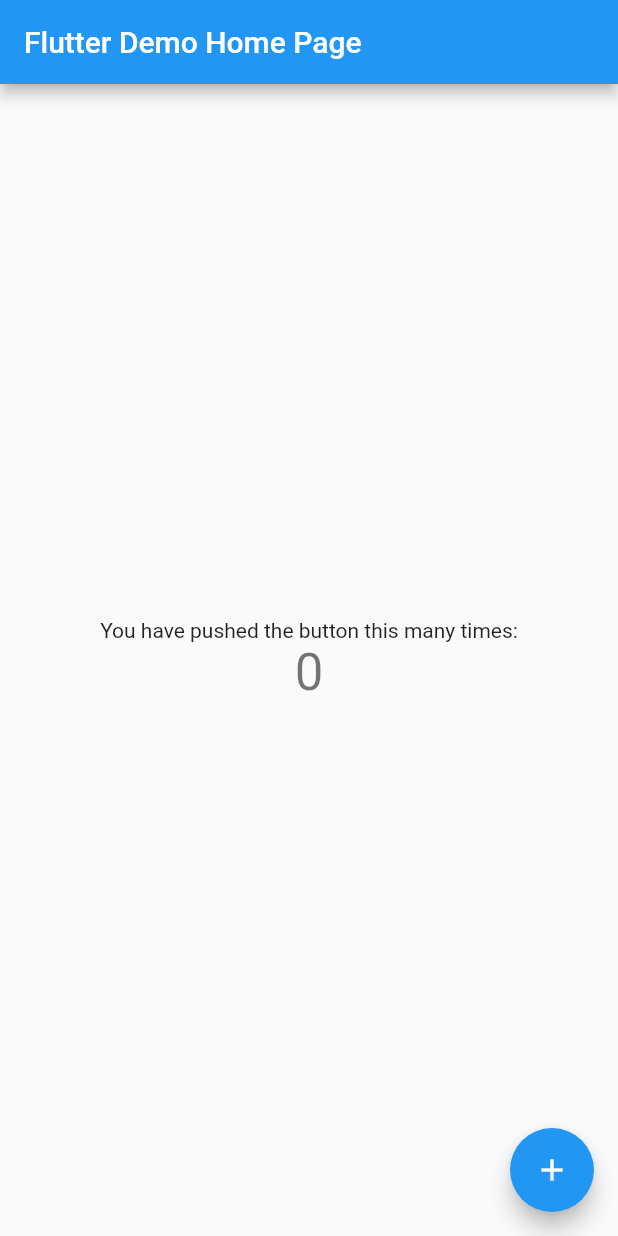
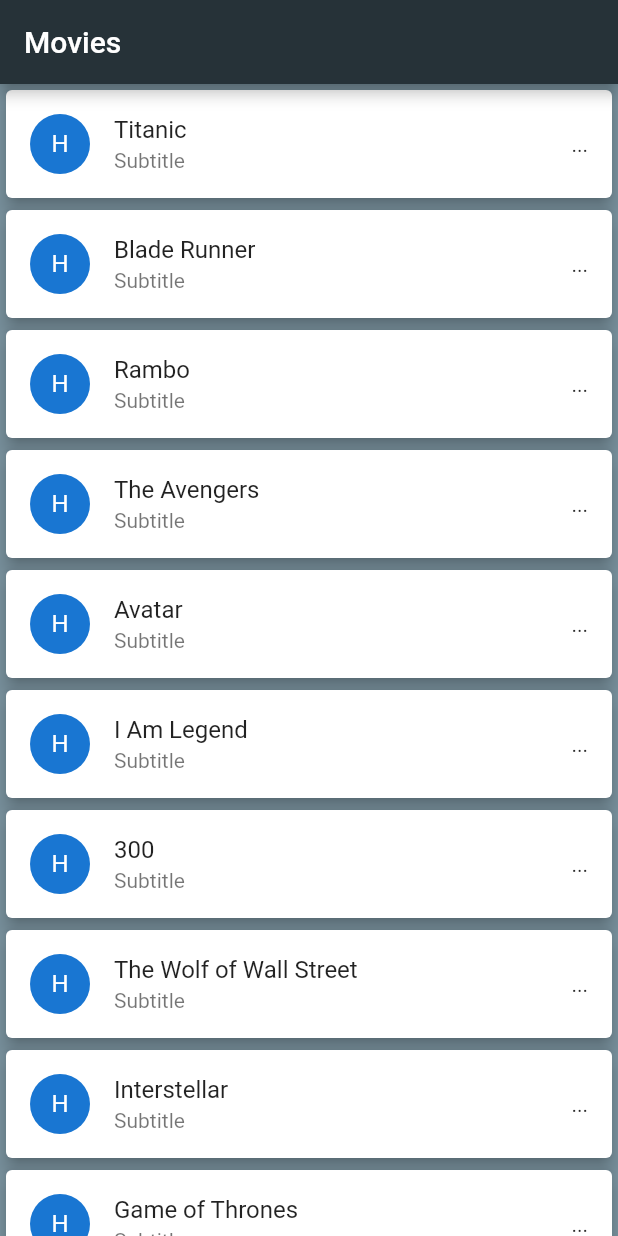
Before and after one commit to waltermanias/flutter-movies-app, a Flutter app: the screen it shows after launch, on a phone screen of 412 x 824 dp. Run offline on Flutter 3.47's test engine with Material 2 defaults, Android fonts, the phone set to English and light mode, and no system bars.

Commit message:
Add cards to show the movies

```diff
--- a/lib/main.dart
+++ b/lib/main.dart
@@ -1,117 +1,6 @@
 import 'package:flutter/material.dart';
+import 'package:flutter_movies_app/ui/home.dart';
 
 void main() {
-  runApp(MyApp());
+  runApp(new MaterialApp(home: MovieListView()));
 }
-
-class MyApp extends StatelessWidget {
-  // This widget is the root of your application.
-  @override
-  Widget build(BuildContext context) {
-    return MaterialApp(
-      title: 'Flutter Demo',
-      theme: ThemeData(
-        // This is the theme of your application.
-        //
-        // Try running your application with "flutter run". You'll see the
-        // application has a blue toolbar. Then, without quitting the app, try
-        // changing the primarySwatch below to Colors.green and then invoke
-        // "hot reload" (press "r" in the console where you ran "flutter run",
-        // or simply save your changes to "hot reload" in a Flutter IDE).
-        // Notice that the counter didn't reset back to zero; the application
-        // is not restarted.
-        primarySwatch: Colors.blue,
-        // This makes the visual density adapt to the platform that you run
-        // the app on. For desktop platforms, the controls will be smaller and
-        // closer together (more dense) than on mobile platforms.
-        visualDensity: VisualDensity.adaptivePlatformDensity,
-      ),
-      home: MyHomePage(title: 'Flutter Demo Home Page'),
-    );
-  }
-}
-
-class MyHomePage extends StatefulWidget {
-  MyHomePage({Key key, this.title}) : super(key: key);
-
-  // This widget is the home page of your application. It is stateful, meaning
-  // that it has a State object (defined below) that contains fields that affect
-  // how it looks.
-
-  // This class is the configuration for the state. It holds the values (in this
-  // case the title) provided by the parent (in this case the App widget) and
-  // used by the build method of the State. Fields in a Widget subclass are
-  // always marked "final".
-
-  final String title;
-
-  @override
-  _MyHomePageState createState() => _MyHomePageState();
-}
-
-class _MyHomePageState extends State<MyHomePage> {
-  int _counter = 0;
-
-  void _incrementCounter() {
-    setState(() {
-      // This call to setState tells the Flutter framework that something has
-      // changed in this State, which causes it to rerun the build method below
-      // so that the display can reflect the updated values. If we changed
-      // _counter without calling setState(), then the build method would not be
-      // called again, and so nothing would appear to happen.
-      _counter++;
-    });
-  }
-
-  @override
-  Widget build(BuildContext context) {
-    // This method is rerun every time setState is called, for instance as done
-    // by the _incrementCounter method above.
-    //
-    // The Flutter framework has been optimized to make rerunning build methods
-    // fast, so that you can just rebuild anything that needs updating rather
-    // than having to individually change instances of widgets.
-    return Scaffold(
-      appBar: AppBar(
-        // Here we take the value from the MyHomePage object that was created by
-        // the App.build method, and use it to set our appbar title.
-        title: Text(widget.title),
-      ),
-      body: Center(
-        // Center is a layout widget. It takes a single child and positions it
-        // in the middle of the parent.
-        child: Column(
-          // Column is also a layout widget. It takes a list of children and
-          // arranges them vertically. By default, it sizes itself to fit its
-          // children horizontally, and tries to be as tall as its parent.
-          //
-          // Invoke "debug painting" (press "p" in the console, choose the
-          // "Toggle Debug Paint" action from the Flutter Inspector in Android
-          // Studio, or the "Toggle Debug Paint" command in Visual Studio Code)
-          // to see the wireframe for each widget.
-          //
-          // Column has various properties to control how it sizes itself and
-          // how it positions its children. Here we use mainAxisAlignment to
-          // center the children vertically; the main axis here is the vertical
-          // axis because Columns are vertical (the cross axis would be
-          // horizontal).
-          mainAxisAlignment: MainAxisAlignment.center,
-          children: <Widget>[
-            Text(
-              'You have pushed the button this many times:',
-            ),
-            Text(
-              '$_counter',
-              style: Theme.of(context).textTheme.headline4,
-            ),
-          ],
-        ),
-      ),
-      floatingActionButton: FloatingActionButton(
-        onPressed: _incrementCounter,
-        tooltip: 'Increment',
-        child: Icon(Icons.add),
-      ), // This trailing comma makes auto-formatting nicer for build methods.
-    );
-  }
-}
--- /dev/null
+++ b/lib/ui/home.dart
@@ -0,0 +1,72 @@
+import 'package:flutter/material.dart';
+
+class MovieListView extends StatelessWidget {
+  final List movies = [
+    "Titanic",
+    "Blade Runner",
+    "Rambo",
+    "The Avengers",
+    "Avatar",
+    "I Am Legend",
+    "300",
+    "The Wolf of Wall Street",
+    "Interstellar",
+    "Game of Thrones",
+    "Vikings",
+  ];
+
+  @override
+  Widget build(BuildContext context) {
+    return Scaffold(
+        appBar: AppBar(
+          title: Text("Movies"),
+          backgroundColor: Colors.blueGrey.shade900,
+        ),
+        backgroundColor: Colors.blueGrey.shade400,
+        body: ListView.builder(
+            itemCount: movies.length,
+            itemBuilder: (BuildContext context, int index) {
+              return Card(
+                  elevation: 4.5,
+                  color: Colors.white,
+                  child: ListTile(
+                    onTap: () {
+                      Navigator.push(
+                          context,
+                          MaterialPageRoute(
+                              builder: (context) => MovieListViewDetails()));
+                    },
+                    trailing: Text("..."),
+                    leading: CircleAvatar(
+                        child: Container(
+                            decoration: BoxDecoration(
+                                borderRadius: BorderRadius.circular(13.9)),
+                            child: Text("H"))),
+                    title: Text(movies.elementAt(index)),
+                    subtitle: Text("Subtitle"),
+                  ));
+            }));
+  }
+}
+
+// New Route
+class MovieListViewDetails extends StatelessWidget {
+  @override
+  Widget build(BuildContext context) {
+    return Scaffold(
+        appBar: AppBar(
+          title: Text("Movies"),
+          backgroundColor: Colors.blueGrey.shade900,
+        ),
+        body: Center(
+          child: Container(
+            child: RaisedButton(
+              child: Text("Go Back"),
+              onPressed: () {
+                Navigator.pop(context);
+              },
+            ),
+          ),
+        ));
+  }
+}
```
Also changed, not shown: 2 other files.
